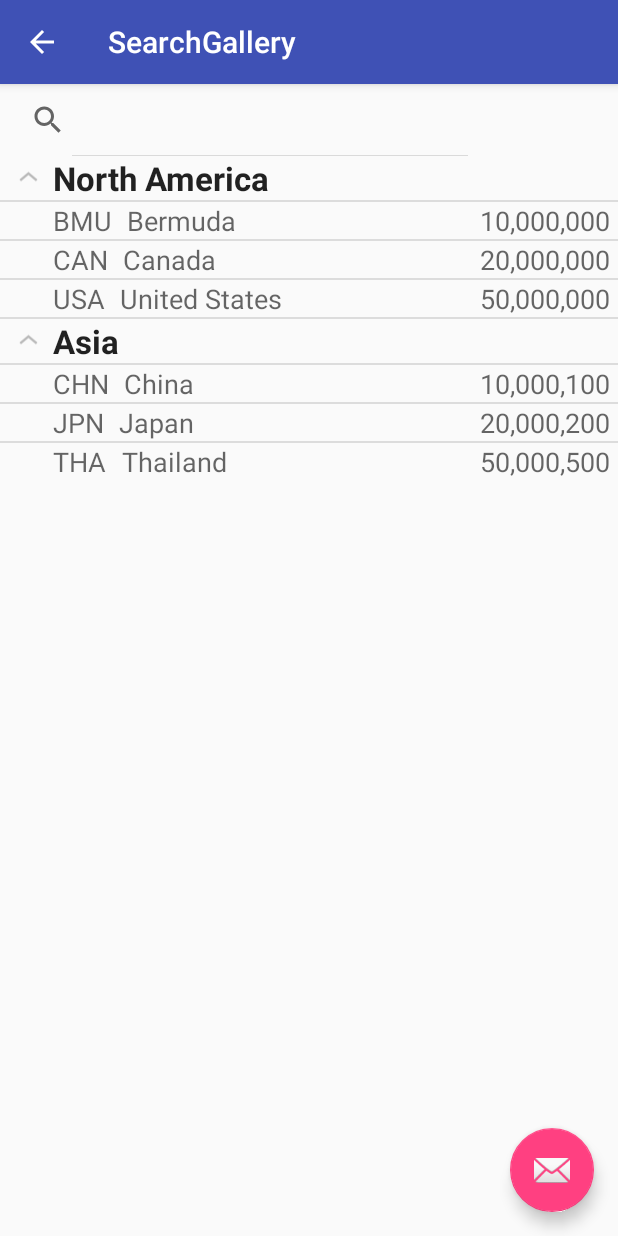
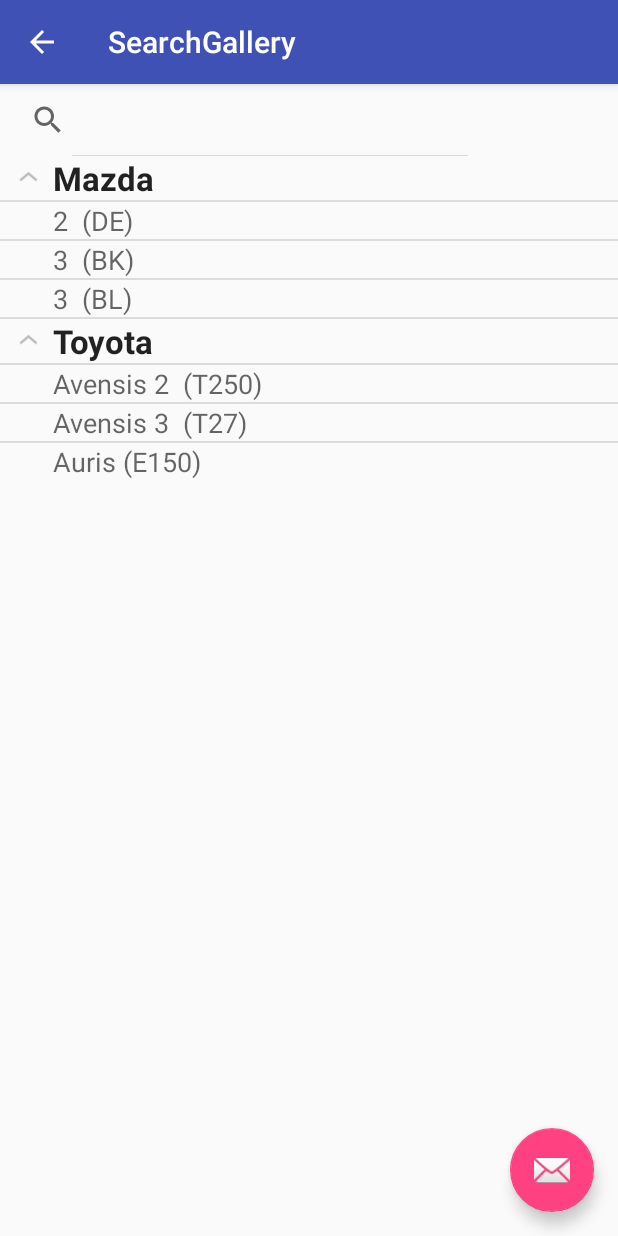
Before and after one commit to cdiamon/AutoColorist, an Android app: the SearchGallery screen opened directly, with no data from a screen before it, on a phone screen of 412 x 824 dp. Run offline under Robolectric (Android 15) with nearby library versions, the phone set to English and light mode, and no system bars.

Commit message:
search works

```diff
--- a/app/src/main/java/com/cdiamon/autocolorist/explistview/Continent.java
+++ /dev/null
@@ -1,33 +0,0 @@
-package com.cdiamon.autocolorist.explistview;
-
-/**
- * Created by Dmitriy on 21.12.2016.
- */
-
-import java.util.ArrayList;
-
-public class Continent {
-
-    private String name;
-    private ArrayList<Country> countryList = new ArrayList<Country>();
-
-    public Continent(String name, ArrayList<Country> countryList) {
-        super();
-        this.name = name;
-        this.countryList = countryList;
-    }
-    public String getName() {
-        return name;
-    }
-    public void setName(String name) {
-        this.name = name;
-    }
-    public ArrayList<Country> getCountryList() {
-        return countryList;
-    }
-    public void setCountryList(ArrayList<Country> countryList) {
-        this.countryList = countryList;
-    };
-
-
-}
--- a/app/src/main/java/com/cdiamon/autocolorist/explistview/Country.java
+++ /dev/null
@@ -1,39 +0,0 @@
-package com.cdiamon.autocolorist.explistview;
-
-/**
- * Created by Dmitriy on 21.12.2016.
- */
-
-public class Country {
-
-    private String code = "";
-    private String name = "";
-    private int population = 0;
-
-    public Country(String code, String name, int population) {
-        super();
-        this.code = code;
-        this.name = name;
-        this.population = population;
-    }
-
-    public String getCode() {
-        return code;
-    }
-    public void setCode(String code) {
-        this.code = code;
-    }
-    public String getName() {
-        return name;
-    }
-    public void setName(String name) {
-        this.name = name;
-    }
-    public int getPopulation() {
-        return population;
-    }
-    public void setPopulation(int population) {
-        this.population = population;
-    }
-
-}
--- /dev/null
+++ b/app/src/main/java/com/cdiamon/autocolorist/explistview/Model.java
@@ -0,0 +1,39 @@
+package com.cdiamon.autocolorist.explistview;
+
+/**
+ * Created by Dmitriy on 21.12.2016.
+ */
+
+public class Model {
+
+    private String codeModel = "";
+    private String nameModel = "";
+    private String siteModel = "";
+
+    public Model(String code, String name, String site) {
+        super();
+        this.codeModel = code;
+        this.nameModel = name;
+        this.siteModel = site;
+    }
+
+    public String getCodeModel() {
+        return codeModel;
+    }
+    public void setCodeModel(String codeModel) {
+        this.codeModel = codeModel;
+    }
+    public String getNameModel() {
+        return nameModel;
+    }
+    public void setNameModel(String nameModel) {
+        this.nameModel = nameModel;
+    }
+    public String getSiteModel() {
+        return siteModel;
+    }
+    public void setSiteModel(String siteModel) {
+        this.siteModel = siteModel;
+    }
+
+}
--- a/app/src/main/java/com/cdiamon/autocolorist/explistview/MyListAdapter.java
+++ b/app/src/main/java/com/cdiamon/autocolorist/explistview/MyListAdapter.java
@@ -4,9 +4,7 @@ package com.cdiamon.autocolorist.explistview;
  * Created by Dmitriy on 21.12.2016.
  */
 
-import java.text.NumberFormat;
 import java.util.ArrayList;
-import java.util.Locale;
 
 import android.content.Context;
 import android.util.Log;
@@ -22,25 +20,25 @@ import com.cdiamon.autocolorist.fragments.GalleryFragment;
 public class MyListAdapter extends BaseExpandableListAdapter {
 
     private Context context;
-    private ArrayList<Continent> continentList;
-    private ArrayList<Continent> originalList;
+    private ArrayList<Vendor> vendorList;
+    private ArrayList<Vendor> originalList;
 
-    public MyListAdapter(Context context, ArrayList<Continent> continentList) {
+    public MyListAdapter(Context context, ArrayList<Vendor> vendorList) {
         this.context = context;
-        this.continentList = new ArrayList<Continent>();
-        this.continentList.addAll(continentList);
-        this.originalList = new ArrayList<Continent>();
-        this.originalList.addAll(continentList);
+        this.vendorList = new ArrayList<Vendor>();
+        this.vendorList.addAll(vendorList);
+        this.originalList = new ArrayList<Vendor>();
+        this.originalList.addAll(vendorList);
     }
 
-    public MyListAdapter(GalleryFragment galleryFragment, ArrayList<Continent> continentList) {
+    public MyListAdapter(GalleryFragment galleryFragment, ArrayList<Vendor> vendorList) {
 
     }
 
     @Override
     public Object getChild(int groupPosition, int childPosition) {
-        ArrayList<Country> countryList = continentList.get(groupPosition).getCountryList();
-        return countryList.get(childPosition);
+        ArrayList<Model> modelList = vendorList.get(groupPosition).getModelList();
+        return modelList.get(childPosition);
     }
 
     @Override
@@ -52,18 +50,19 @@ public class MyListAdapter extends BaseExpandableListAdapter {
     public View getChildView(int groupPosition, int childPosition, boolean isLastChild,
                              View view, ViewGroup parent) {
 
-        Country country = (Country) getChild(groupPosition, childPosition);
+        Model model = (Model) getChild(groupPosition, childPosition);
         if (view == null) {
             LayoutInflater layoutInflater = (LayoutInflater) context.getSystemService(Context.LAYOUT_INFLATER_SERVICE);
             view = layoutInflater.inflate(R.layout.child_row, null);
         }
 
-        TextView code = (TextView) view.findViewById(R.id.code);
-        TextView name = (TextView) view.findViewById(R.id.name);
-        TextView population = (TextView) view.findViewById(R.id.population);
-        code.setText(country.getCode().trim());
-        name.setText(country.getName().trim());
-        population.setText(NumberFormat.getNumberInstance(Locale.US).format(country.getPopulation()));
+        TextView code = (TextView) view.findViewById(R.id.codeModel);
+        TextView name = (TextView) view.findViewById(R.id.nameModel);
+        TextView site = (TextView) view.findViewById(R.id.siteModel);
+        code.setText(model.getCodeModel().trim());
+        name.setText(model.getNameModel().trim());
+        site.setText(model.getSiteModel().trim());
+//        site.setText(NumberFormat.getNumberInstance(Locale.US).format(model.getSiteModel()));
 
         return view;
     }
@@ -71,19 +70,19 @@ public class MyListAdapter extends BaseExpandableListAdapter {
     @Override
     public int getChildrenCount(int groupPosition) {
 
-        ArrayList<Country> countryList = continentList.get(groupPosition).getCountryList();
-        return countryList.size();
+        ArrayList<Model> modelList = vendorList.get(groupPosition).getModelList();
+        return modelList.size();
 
     }
 
     @Override
     public Object getGroup(int groupPosition) {
-        return continentList.get(groupPosition);
+        return vendorList.get(groupPosition);
     }
 
     @Override
     public int getGroupCount() {
-        return continentList.size();
+        return vendorList.size();
     }
 
     @Override
@@ -95,14 +94,14 @@ public class MyListAdapter extends BaseExpandableListAdapter {
     public View getGroupView(int groupPosition, boolean isLastChild, View view,
                              ViewGroup parent) {
 
-        Continent continent = (Continent) getGroup(groupPosition);
+        Vendor vendor = (Vendor) getGroup(groupPosition);
         if (view == null) {
             LayoutInflater layoutInflater = (LayoutInflater) context.getSystemService(Context.LAYOUT_INFLATER_SERVICE);
             view = layoutInflater.inflate(R.layout.group_row, null);
         }
 
         TextView heading = (TextView) view.findViewById(R.id.heading);
-        heading.setText(continent.getName().trim());
+        heading.setText(vendor.getNameVendor().trim());
 
         return view;
     }
@@ -120,32 +119,32 @@ public class MyListAdapter extends BaseExpandableListAdapter {
     public void filterData(String query){
 
         query = query.toLowerCase();
-        Log.v("MyListAdapter", String.valueOf(continentList.size()));
-        continentList.clear();
+        Log.v("MyListAdapter", String.valueOf(vendorList.size()));
+        vendorList.clear();
 
         if(query.isEmpty()){
-            continentList.addAll(originalList);
+            vendorList.addAll(originalList);
         }
         else {
 
-            for(Continent continent: originalList){
+            for(Vendor vendor : originalList){
 
-                ArrayList<Country> countryList = continent.getCountryList();
-                ArrayList<Country> newList = new ArrayList<Country>();
-                for(Country country: countryList){
-                    if(country.getCode().toLowerCase().contains(query) ||
-                            country.getName().toLowerCase().contains(query)){
-                        newList.add(country);
+                ArrayList<Model> modelList = vendor.getModelList();
+                ArrayList<Model> newList = new ArrayList<Model>();
+                for(Model model : modelList){
+                    if(model.getCodeModel().toLowerCase().contains(query) ||
+                            model.getNameModel().toLowerCase().contains(query)){
+                        newList.add(model);
                     }
                 }
                 if(newList.size() > 0){
-                    Continent nContinent = new Continent(continent.getName(),newList);
-                    continentList.add(nContinent);
+                    Vendor nVendor = new Vendor(vendor.getNameVendor(),newList);
+                    vendorList.add(nVendor);
                 }
             }
         }
 
-        Log.v("MyListAdapter", String.valueOf(continentList.size()));
+        Log.v("MyListAdapter", String.valueOf(vendorList.size()));
         notifyDataSetChanged();
 
     }
--- a/app/src/main/java/com/cdiamon/autocolorist/explistview/SearchGallery.java
+++ b/app/src/main/java/com/cdiamon/autocolorist/explistview/SearchGallery.java
@@ -1,23 +1,20 @@
 package com.cdiamon.autocolorist.explistview;
 
+import android.app.SearchManager;
+import android.content.Context;
 import android.os.Bundle;
 import android.support.design.widget.FloatingActionButton;
 import android.support.design.widget.Snackbar;
 import android.support.v7.app.AppCompatActivity;
 import android.support.v7.widget.Toolbar;
 import android.view.View;
-
-import java.util.ArrayList;
-
-import android.os.Bundle;
-import android.app.Activity;
-import android.app.SearchManager;
-import android.content.Context;
-import android.view.Menu;
 import android.widget.ExpandableListView;
 import android.widget.SearchView;
 
 import com.cdiamon.autocolorist.R;
+
+import java.net.URL;
+import java.util.ArrayList;
 
 public class SearchGallery extends AppCompatActivity implements SearchView.OnQueryTextListener, SearchView.OnCloseListener {
 
@@ -36,7 +33,7 @@ public class SearchGallery extends AppCompatActivity implements SearchView.OnQue
     private SearchView search;
     private MyListAdapter listAdapter;
     private ExpandableListView myList;
-    private ArrayList<Continent> continentList = new ArrayList<Continent>();
+    private ArrayList<Vendor> vendorList = new ArrayList<Vendor>();
 
     @Override
     protected void onCreate(Bundle savedInstanceState) {
@@ -68,6 +65,7 @@ public class SearchGallery extends AppCompatActivity implements SearchView.OnQue
         getSupportActionBar().setDisplayHomeAsUpEnabled(true);
     }
 
+
     //method to expand all groups
     private void expandAll() {
         int count = listAdapter.getGroupCount();
@@ -85,7 +83,7 @@ public class SearchGallery extends AppCompatActivity implements SearchView.OnQue
         //get reference to the ExpandableListView
         myList = (ExpandableListView) findViewById(R.id.expandableList);
         //create the adapter by passing your ArrayList data
-        listAdapter = new MyListAdapter(SearchGallery.this, continentList);
+        listAdapter = new MyListAdapter(SearchGallery.this, vendorList);
         //attach the adapter to the list
         myList.setAdapter(listAdapter);
 
@@ -93,27 +91,27 @@ public class SearchGallery extends AppCompatActivity implements SearchView.OnQue
 
     private void loadSomeData() {
 
-        ArrayList<Country> countryList = new ArrayList<Country>();
-        Country country = new Country("BMU", "Bermuda", 10000000);
-        countryList.add(country);
-        country = new Country("CAN", "Canada", 20000000);
-        countryList.add(country);
-        country = new Country("USA", "United States", 50000000);
-        countryList.add(country);
+        ArrayList<Model> modelList = new ArrayList<Model>();
+        Model model = new Model("2  (DE)", "Mazda", "");
+        modelList.add(model);
+        model = new Model("3  (BK)", "Mazda", "");
+        modelList.add(model);
+        model = new Model("3  (BL)", "Mazda", "");
+        modelList.add(model);
 
-        Continent continent = new Continent("North America", countryList);
-        continentList.add(continent);
+        Vendor vendor = new Vendor("Mazda", modelList);
+        vendorList.add(vendor);
 
-        countryList = new ArrayList<Country>();
-        country = new Country("CHN", "China", 10000100);
-        countryList.add(country);
-        country = new Country("JPN", "Japan", 20000200);
-        countryList.add(country);
-        country = new Country("THA", "Thailand", 50000500);
-        countryList.add(country);
+        modelList = new ArrayList<Model>();
+        model = new Model("Avensis 2  (T250)", "Toyota", "");
+        modelList.add(model);
+        model = new Model("Avensis 3  (T27)", "Toyota", "");
+        modelList.add(model);
+        model = new Model("Auris (E150)", "Toyota", "");
+        modelList.add(model);
 
-        continent = new Continent("Asia", countryList);
-        continentList.add(continent);
+        vendor = new Vendor("Toyota", modelList);
+        vendorList.add(vendor);
 
     }
 
--- /dev/null
+++ b/app/src/main/java/com/cdiamon/autocolorist/explistview/Vendor.java
@@ -0,0 +1,33 @@
+package com.cdiamon.autocolorist.explistview;
+
+/**
+ * Created by Dmitriy on 21.12.2016.
+ */
+
+import java.util.ArrayList;
+
+public class Vendor {
+
+    private String nameVendor;
+    private ArrayList<Model> modelList = new ArrayList<Model>();
+
+    public Vendor(String name, ArrayList<Model> modelList) {
+        super();
+        this.nameVendor = name;
+        this.modelList = modelList;
+    }
+    public String getNameVendor() {
+        return nameVendor;
+    }
+    public void setNameVendor(String nameVendor) {
+        this.nameVendor = nameVendor;
+    }
+    public ArrayList<Model> getModelList() {
+        return modelList;
+    }
+    public void setModelList(ArrayList<Model> modelList) {
+        this.modelList = modelList;
+    };
+
+
+}
--- a/app/src/main/res/layout/child_row.xml
+++ b/app/src/main/res/layout/child_row.xml
@@ -5,33 +5,36 @@
     android:orientation="vertical">
 
     <TextView
-        android:id="@+id/code"
+        android:id="@+id/codeModel"
         android:layout_width="wrap_content"
         android:layout_height="wrap_content"
         android:layout_alignParentLeft="true"
         android:layout_alignParentTop="true"
         android:paddingLeft="35sp"
         android:paddingRight="10dp"
-        android:text="USA"
+        android:text="Unknown"
         android:textAppearance="?android:attr/textAppearanceMedium" />
 
     <TextView
-        android:id="@+id/name"
+        android:id="@+id/nameModel"
         android:layout_width="wrap_content"
         android:layout_height="wrap_content"
         android:layout_alignParentTop="true"
-        android:layout_toRightOf="@+id/code"
-        android:text="United States Of America"
-        android:textAppearance="?android:attr/textAppearanceMedium" />
+        android:layout_toRightOf="@+id/codeModel"
+        android:text="Unknown"
+        android:textAppearance="?android:attr/textAppearanceMedium"
+        android:visibility="invisible" />
 
     <TextView
-        android:id="@+id/population"
+        android:id="@+id/siteModel"
         android:layout_width="wrap_content"
         android:layout_height="wrap_content"
         android:layout_alignParentRight="true"
         android:layout_alignParentTop="true"
         android:paddingRight="5dp"
-        android:text="200,000,000"
-        android:textAppearance="?android:attr/textAppearanceMedium" />
+        android:text="Unknown"
+        android:textAppearance="?android:attr/textAppearanceMedium"
+        android:textColor="@android:color/darker_gray"
+        android:visibility="invisible" />
 
 </RelativeLayout>
--- a/app/src/main/res/layout/content_search_gallery.xml
+++ b/app/src/main/res/layout/content_search_gallery.xml
@@ -10,21 +10,21 @@
     tools:showIn="@layout/activity_search_gallery">
 
     <SearchView
+        android:id="@+id/search"
         android:layout_width="wrap_content"
         android:layout_height="wrap_content"
-        android:id="@+id/search"
         android:layout_alignParentLeft="true"
         android:layout_alignParentTop="true"
-        app:iconifiedByDefault="false" >
+        app:iconifiedByDefault="false">
 
     </SearchView>
 
     <ExpandableListView
+        android:id="@+id/expandableList"
         android:layout_width="match_parent"
         android:layout_height="wrap_content"
         android:layout_alignParentLeft="true"
         android:layout_alignParentStart="true"
-        android:id="@+id/expandableList"
         android:layout_below="@+id/search" />
 
 </RelativeLayout>
```
Also changed, not shown: app/src/main/java/com/cdiamon/autocolorist/MainActivity.java (+2 -7 lines).
